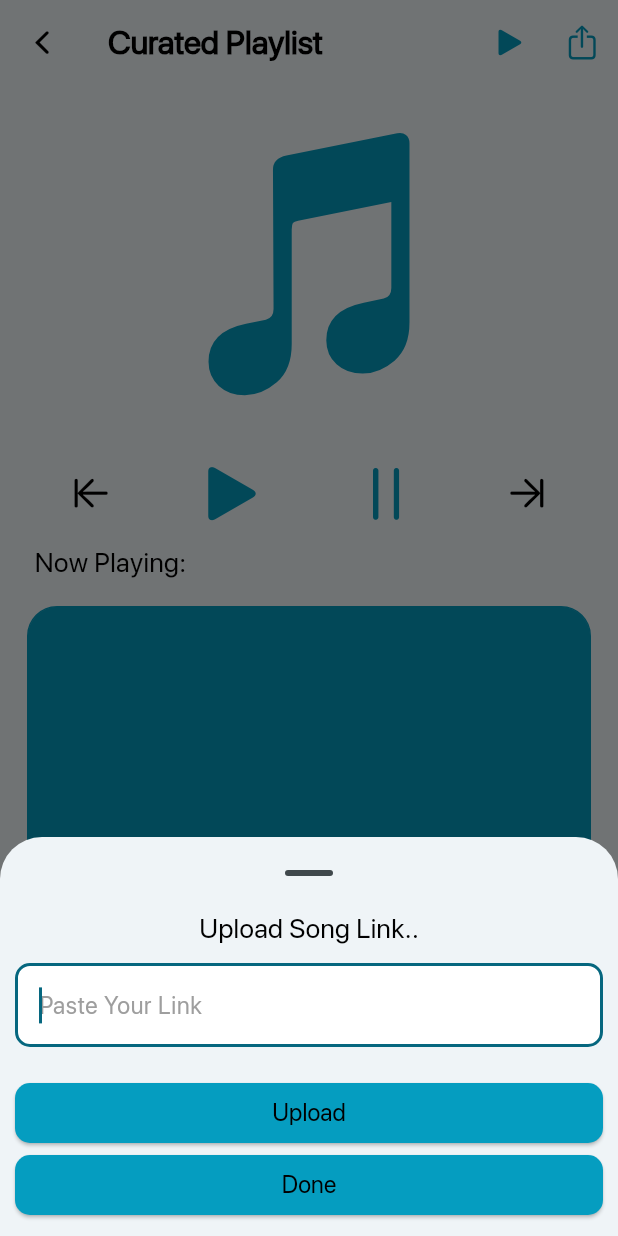
After one commit to kslays40/MixMaxify, a Flutter app: the drivelist screen opened directly, after a tap on an icon or button, on a phone screen of 412 x 824 dp. The commit adds this screen. Run offline on Flutter 3.47's test engine with Material 2 defaults, Android fonts, the phone set to English and light mode, and no system bars; our stand-ins replace audio_video_progress_bar, audioplayers, cloud_firestore, firebase_core, flutter_svg, just_audio and 4 more; accounts and stored records are empty.

Commit message:
Add files via upload

```diff
--- /dev/null
+++ b/lib/Globals.dart
@@ -0,0 +1,30 @@
+import 'package:just_audio/just_audio.dart';
+import 'package:shared_preferences/shared_preferences.dart';
+
+// Define the playlist
+final playlist = ConcatenatingAudioSource(
+  // Start loading next item just before reaching it
+  useLazyPreparation: true,
+  // Customise the shuffle algorithm
+  shuffleOrder: DefaultShuffleOrder(),
+  // Specify the playlist items
+  children: [],
+);
+
+// Define the playlist
+final playlistdrive = ConcatenatingAudioSource(
+  // Start loading next item just before reaching it
+  useLazyPreparation: true,
+  // Customise the shuffle algorithm
+  shuffleOrder: DefaultShuffleOrder(),
+  // Specify the playlist items
+  children: [],
+);
+
+List<String> myStrings = ['item1', 'item2', 'item3'];
+Future<void> saveStringList(List<String> list, String key) async {
+  SharedPreferences prefs = await SharedPreferences.getInstance();
+  await prefs.setStringList("items", myStrings);
+}
+
+String link = "";
--- /dev/null
+++ b/lib/drivelist.dart
@@ -0,0 +1,294 @@
+import 'package:flutter/cupertino.dart';
+import 'package:flutter/material.dart';
+import 'package:just_audio/just_audio.dart';
+import 'package:mixmax/Globals.dart';
+import 'package:shared_preferences/shared_preferences.dart';
+
+final player = AudioPlayer();
+
+class drivelist extends StatefulWidget {
+  const drivelist({super.key});
+
+  @override
+  State<drivelist> createState() => _drivelistState();
+}
+
+class _drivelistState extends State<drivelist> {
+  @override
+  Widget build(BuildContext context) {
+    return Scaffold(
+      appBar: AppBar(
+        leading: IconButton(
+            onPressed: () => {Navigator.pop(context)},
+            icon: const Icon(
+              CupertinoIcons.back,
+              color: Colors.black,
+            )),
+        title: const Text(
+          "Curated Playlist",
+          style: TextStyle(
+            color: Colors.black,
+            fontWeight: FontWeight.bold,
+            fontFamily: 'sfpro',
+            fontSize: 22.0,
+          ),
+        ),
+        actions: [
+          IconButton(
+            onPressed: () async {
+              //await player.setAudioSource(playlistdrive,
+              //    initialIndex: 0, initialPosition: Duration.zero);
+              //player.play();
+              //await player.setLoopMode(LoopMode.all);
+              saveStringList(myStrings, "items");
+            },
+            icon:
+                Icon(CupertinoIcons.play_arrow_solid, color: Color(0xFF059DC0)),
+          ),
+          IconButton(
+            onPressed: () async{
+              SharedPreferences prefs = await SharedPreferences.getInstance();
+              print(prefs.getStringList('items'));
+              showModalBottomSheet<void>(
+                isScrollControlled: true,
+                showDragHandle: true,
+                context: context,
+                builder: (BuildContext context) {
+                  return Padding(
+                    padding: EdgeInsets.only(bottom: MediaQuery.of(context).viewInsets.bottom),
+                    child: SizedBox(
+                      width: double.infinity,
+                      child: Column(
+                        mainAxisAlignment: MainAxisAlignment.center,
+                        mainAxisSize: MainAxisSize.min,
+                        children: <Widget>[
+                          const Text(
+                            'Upload Song Link..',
+                            style: TextStyle(
+                              color: Colors.black,
+                              fontFamily: 'sfpro',
+                              fontSize: 18.0,
+                            ),
+                          ),
+                          Padding(
+                            padding: const EdgeInsets.all(10.0),
+                            child: TextField(
+                              autofocus: true,
+                              onChanged: (value) {
+                                link = value;
+                              },
+                              decoration: InputDecoration(
+                                border: OutlineInputBorder(
+                                  borderRadius: BorderRadius.circular(10.0),
+                                ),
+                                filled: true,
+                                hintStyle: TextStyle(
+                                  color: Colors.grey,
+                                  fontFamily: 'sfpro',
+                                ),
+                                hintText: "Paste Your Link",
+                                fillColor: Colors.white,
+                              ),
+                            ),
+                          ),
+                          SizedBox(
+                            width: double.infinity,
+                            child: Padding(
+                              padding: const EdgeInsets.only(
+                                  left: 10, right: 10, top: 10),
+                              child: ElevatedButton(
+                                style: ButtonStyle(
+                                  backgroundColor:
+                                      MaterialStatePropertyAll<Color>(
+                                          Color(0xFF059DC0)),
+                                  shape: MaterialStateProperty.all<
+                                          RoundedRectangleBorder>(
+                                      RoundedRectangleBorder(
+                                    borderRadius: BorderRadius.circular(10.0),
+                                  )),
+                                ),
+                                child: const Text(
+                                  'Upload',
+                                  style: TextStyle(
+                                    color: Colors.black,
+                                    fontFamily: 'sfpro',
+                                    fontSize: 16.0,
+                                  ),
+                                ),
+                                onPressed: () async {
+                                  if (link != "") {
+                                    await playlist.add(
+                                      AudioSource.uri(Uri.parse(link)),
+                                    );
+                                  }
+                                  link = "";
+                                  //print(playlist.length);
+                                  Navigator.pop(context);
+                                },
+                              ),
+                            ),
+                          ),
+                          SizedBox(
+                            width: double.infinity,
+                            child: Padding(
+                              padding: const EdgeInsets.only(
+                                  left: 10, right: 10, bottom: 10),
+                              child: ElevatedButton(
+                                style: ButtonStyle(
+                                  backgroundColor:
+                                      MaterialStatePropertyAll<Color>(
+                                          Color(0xFF059DC0)),
+                                  shape: MaterialStateProperty.all<
+                                          RoundedRectangleBorder>(
+                                      RoundedRectangleBorder(
+                                    borderRadius: BorderRadius.circular(10.0),
+                                  )),
+                                ),
+                                child: const Text(
+                                  'Done',
+                                  style: TextStyle(
+                                    color: Colors.black,
+                                    fontFamily: 'sfpro',
+                                    fontSize: 16.0,
+                                  ),
+                                ),
+                                onPressed: () => Navigator.pop(context),
+                              ),
+                            ),
+                          ),
+                        ],
+                      ),
+                    ),
+                  );
+                },
+              );
+            },
+            icon: Icon(CupertinoIcons.share, color: Color(0xFF059DC0)),
+          )
+        ],
+        backgroundColor: Colors.transparent,
+        elevation: 0,
+      ),
+      body: Column(
+        children: [
+          SizedBox(
+            height: 20,
+          ),
+          Center(
+            child: Icon(
+              CupertinoIcons.music_note_2,
+              size: 200,
+              color: Color(0xFF059DC0),
+            ),
+          ),
+          SizedBox(
+            height: 20,
+          ),
+          Row(
+            children: [
+              Spacer(),
+              IconButton(
+                onPressed: () {
+                  player.seekToPrevious();
+                },
+                icon: Icon(
+                  CupertinoIcons.arrow_left_to_line,
+                  size: 30,
+                  color: Colors.black,
+                ),
+              ),
+              Spacer(),
+              IconButton(
+                onPressed: () {
+                  player.play();
+                },
+                icon: Icon(
+                  CupertinoIcons.play_arrow_solid,
+                  size: 50,
+                  color: Color(0xFF059DC0),
+                ),
+              ),
+              Spacer(),
+              IconButton(
+                onPressed: () {
+                  player.pause();
+                },
+                icon: Icon(
+                  CupertinoIcons.pause,
+                  size: 50,
+                  color: Color(0xFF059DC0),
+                ),
+              ),
+              Spacer(),
+              IconButton(
+                onPressed: () {
+                  player.seekToNext();
+                },
+                icon: Icon(
+                  CupertinoIcons.arrow_right_to_line,
+                  size: 30,
+                  color: Colors.black,
+                ),
+              ),
+              Spacer(),
+            ],
+          ),
+          Padding(
+            padding: const EdgeInsets.only(left: 23, bottom: 8),
+            child: Row(
+              mainAxisAlignment: MainAxisAlignment.spaceBetween,
+              mainAxisSize: MainAxisSize.max,
+              children: [
+                Flexible(
+                  child: Text(
+                    "Now Playing:",
+                    style: TextStyle(
+                      color: Colors.black,
+                      fontFamily: 'sfpro',
+                      fontSize: 18.0,
+                    ),
+                  ),
+                  flex: 5,
+                ),
+              ],
+            ),
+          ),
+          Expanded(
+            child: Padding(
+              padding: const EdgeInsets.only(
+                  top: 8, left: 18, right: 18, bottom: 10),
+              child: Container(
+                decoration: BoxDecoration(
+                    color: Color(0xFF059DC0),
+                    border: Border.all(
+                      color: Color(0xFF059DC0),
+                    ),
+                    borderRadius: BorderRadius.all(Radius.circular(20))),
+                child: Row(
+                  children: [
+                    Spacer(),
+                    StreamBuilder(
+                      stream: Stream.periodic(const Duration(seconds: 1)),
+                      builder: (context, snapshot) {
+                        return Text(
+                          "Playing All...${playlistdrive.length} Songs",
+                          style: TextStyle(
+                            color: Colors.black,
+                            fontFamily: 'sfpro',
+                            fontSize: 18.0,
+                          ),
+                        );
+                      },
+                    ),
+                    Icon(CupertinoIcons.hourglass),
+                    Spacer(),
+                  ],
+                ),
+              ),
+            ),
+          ),
+        ],
+      ),
+    );
+  }
+}
```
Also changed, not shown: lib/firebasemusic.dart (+83 -17 lines), lib/main.dart (+18 -21 lines).
